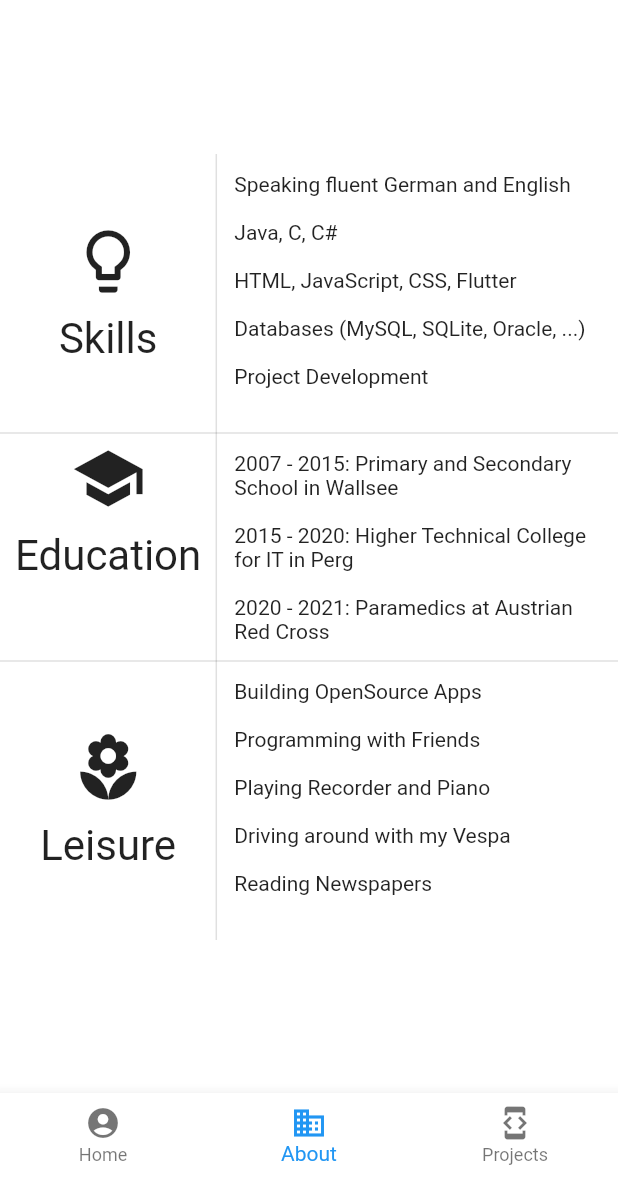
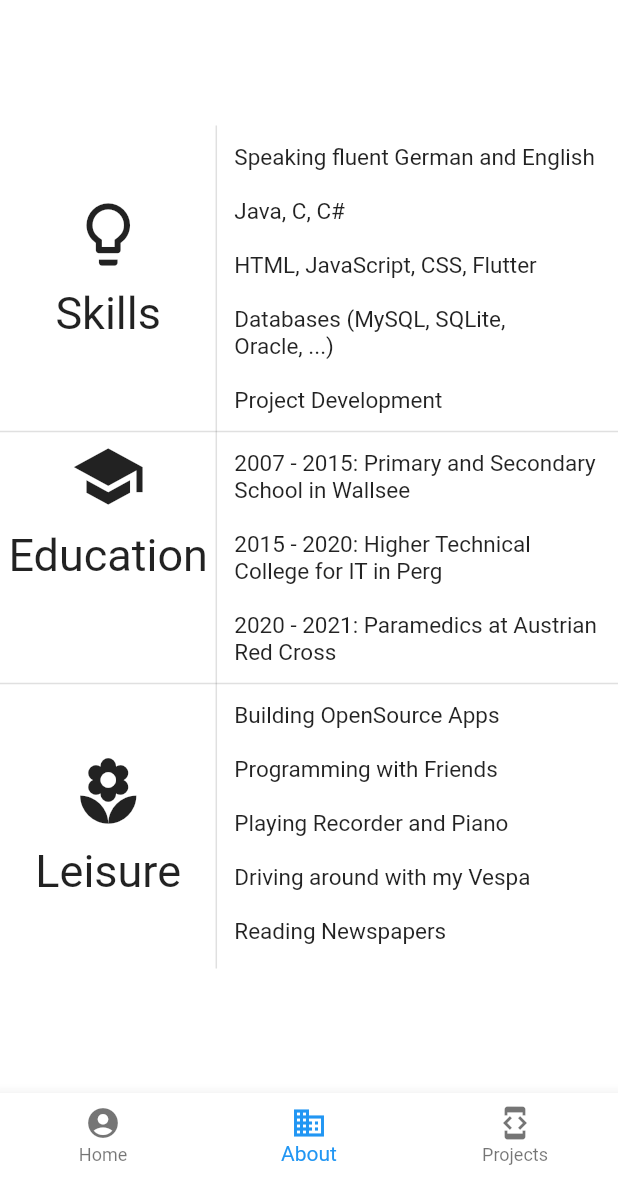
Before and after one commit to pbrandstetter/my-site, a Flutter app: the screen it shows after launch, item 2 of the bottom bar chosen, on a phone screen of 412 x 824 dp, the part 59-1236 px from its top. Run offline on Flutter 3.47's test engine with Material 2 defaults, Android fonts, the phone set to English and light mode, and no system bars; our stand-ins replace flutter_widget_from_html; missing offline and left inert: tweet_ui, universal_html.

Commit message:
Changed Font-Size

```diff
--- a/lib/config/themes.dart
+++ b/lib/config/themes.dart
@@ -2,6 +2,14 @@ import 'package:flutter/material.dart';
 darkTheme(context) {
   return ThemeData(
     // fontFamily: 'GoogleSansRegular',
+    textTheme: TextTheme(
+      bodyText1: TextStyle(
+        fontSize: 15
+      ),
+      bodyText2: TextStyle(
+        fontSize: 15
+      ),
+    ),
     primarySwatch: Colors.blue,
     primaryColor: Colors.black,
     accentColor: Colors.blue,
@@ -21,6 +29,14 @@ darkTheme(context) {
 lightTheme(context) {
   return ThemeData(
     //  fontFamily: 'GoogleSansRegular',
+    textTheme: TextTheme(
+      bodyText1: TextStyle(
+        fontSize: 15
+      ),
+      bodyText2: TextStyle(
+        fontSize: 15
+      ),
+    ),
     primarySwatch: Colors.blue,
     primaryColor: Colors.white,
     accentColor: Colors.blue,
```
